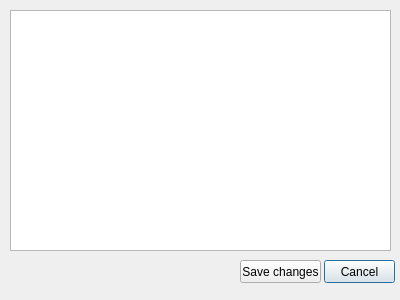
Qt form orderslistandupdate.ui (mhortis/Eshop_QT) before a commit.
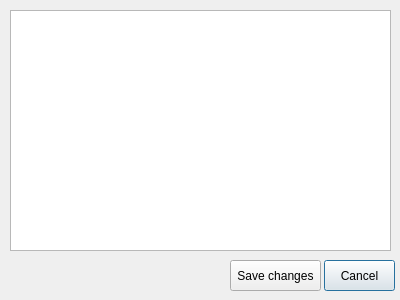
The same form after that commit.

The edit to the form file:
```diff
--- a/orderslistandupdate.ui
+++ b/orderslistandupdate.ui
@@ -35,7 +35,7 @@
      <x>324</x>
      <y>260</y>
      <width>71</width>
-     <height>23</height>
+     <height>31</height>
     </rect>
    </property>
    <property name="text">
@@ -45,10 +45,10 @@
   <widget class="QPushButton" name="saveButton">
    <property name="geometry">
     <rect>
-     <x>240</x>
+     <x>230</x>
      <y>260</y>
-     <width>81</width>
-     <height>23</height>
+     <width>91</width>
+     <height>31</height>
     </rect>
    </property>
    <property name="text">
```
